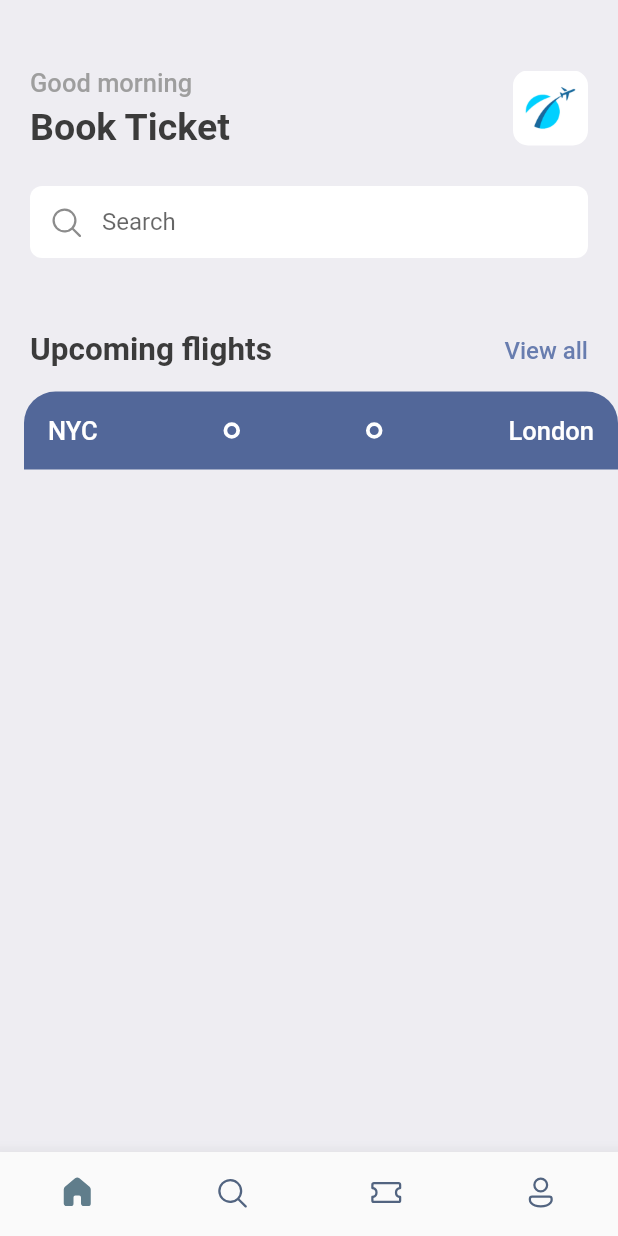
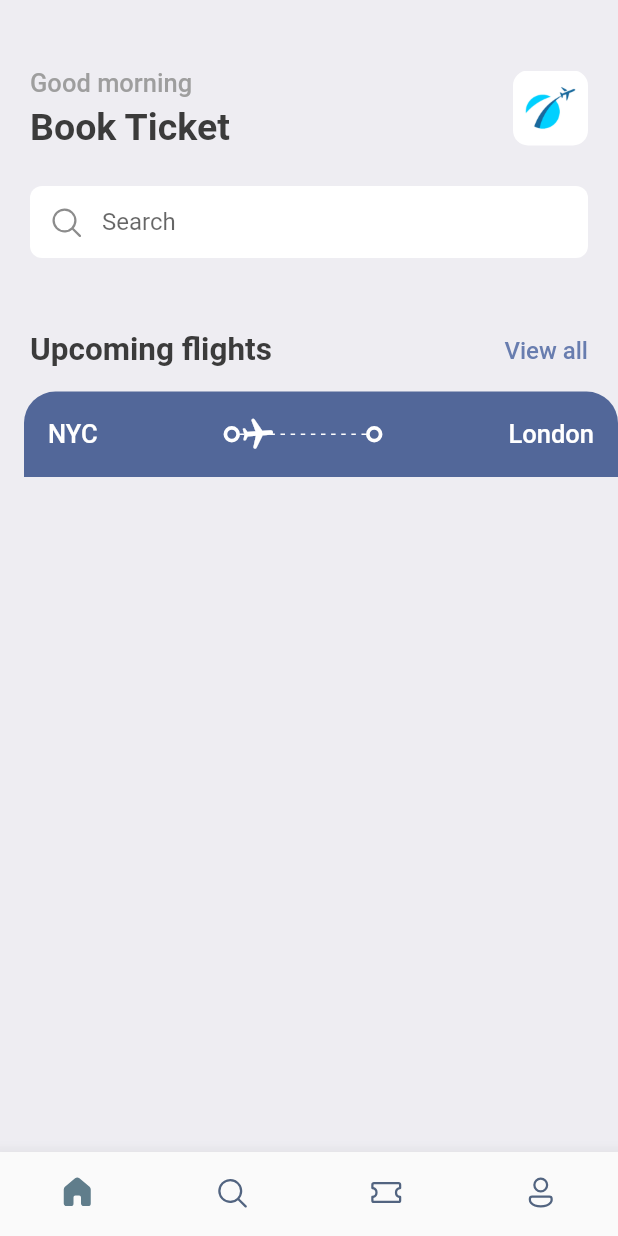
Before and after one commit to Gaiusrichard/ticket-tree, a Flutter app: the screen it shows after launch, on a phone screen of 412 x 824 dp. Run offline on Flutter 3.47's test engine with Material 2 defaults, Android fonts, the phone set to English and light mode, and no system bars; our stand-ins replace fluentui_icons.

Commit message:
Building the ticket widget

```diff
--- a/lib/screens/bottom_bar_screen.dart
+++ b/lib/screens/bottom_bar_screen.dart
@@ -1,6 +1,7 @@
 import 'package:flutter/material.dart';
 import 'package:fluentui_icons/fluentui_icons.dart';
 import 'package:ticket_tree/screens/home_screen.dart';
+import './practice_screen.dart';
 
 class BottomBarWidget extends StatefulWidget {
   const BottomBarWidget({super.key});
@@ -14,7 +15,7 @@ class _BottomBarWigetState extends State<BottomBarWidget> {
     HomeScreen(),
     const Text('Search'),
     const Text('Ticket'),
-    const Text('Profile'),
+    PracticeScreen()
   ];
 
   int _indexOfWidgetScreens = 0;
--- a/lib/screens/home_screen.dart
+++ b/lib/screens/home_screen.dart
@@ -90,7 +90,7 @@ class HomeScreen extends StatelessWidget {
           const SizedBox(
             height: 15,
           ),
-          Ticket(),
+          const Ticket(),
         ],
       ),
     );
--- a/lib/widgets/ticket.dart
+++ b/lib/widgets/ticket.dart
@@ -35,7 +35,34 @@ class Ticket extends StatelessWidget {
                         ),
                         const Spacer(),
                         CircleStyle(),
-                        const Spacer(),
+                        Expanded(
+                            child: Stack(children: [
+                          SizedBox(
+                            height: 25,
+                            child: LayoutBuilder(builder: (BuildContext context,
+                                BoxConstraints constraints) {
+                              return Flex(
+                                direction: Axis.horizontal,
+                                mainAxisSize: MainAxisSize.max,
+                                mainAxisAlignment:
+                                    MainAxisAlignment.spaceBetween,
+                                children: List.generate(
+                                    (constraints.constrainWidth() / 6).floor(),
+                                    (index) => const SizedBox(
+                                        width: 3,
+                                        height: 1,
+                                        child: DecoratedBox(
+                                          decoration: BoxDecoration(
+                                              color: Colors.white),
+                                        ))),
+                              );
+                            }),
+                          ),
+                          Transform.rotate(
+                              angle: 1.5,
+                              child: const Icon(Icons.local_airport_rounded,
+                                  color: Colors.white)),
+                        ])),
                         CircleStyle(),
                         const Spacer(),
                         Text(
@@ -58,11 +85,10 @@ class CircleStyle extends StatelessWidget {
   @override
   Widget build(BuildContext context) {
     return Container(
-      padding:  const EdgeInsets.all(3.0),
+      padding: const EdgeInsets.all(3.0),
       decoration: BoxDecoration(
-        borderRadius: BorderRadius.circular(20),
-        border: Border.all(width: 2.5, color: Colors.white)
-      ),
+          borderRadius: BorderRadius.circular(20),
+          border: Border.all(width: 2.5, color: Colors.white)),
     );
   }
 }
```
Also changed, not shown: lib/screens/practice_screen.dart (+31 -3 lines).
